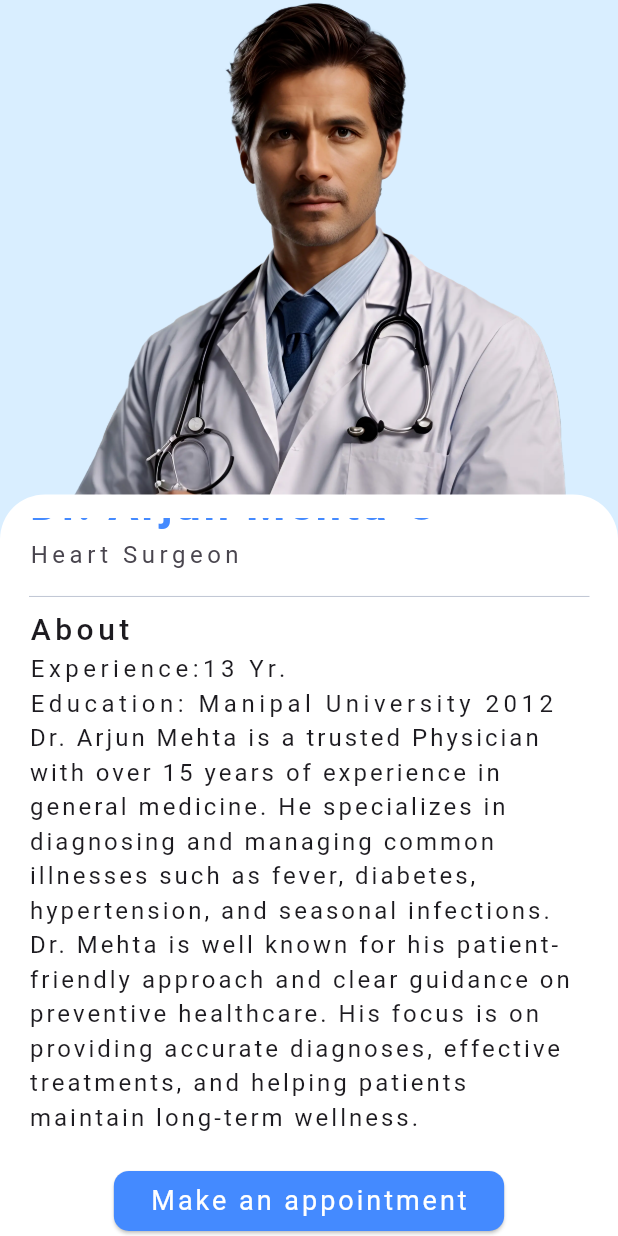
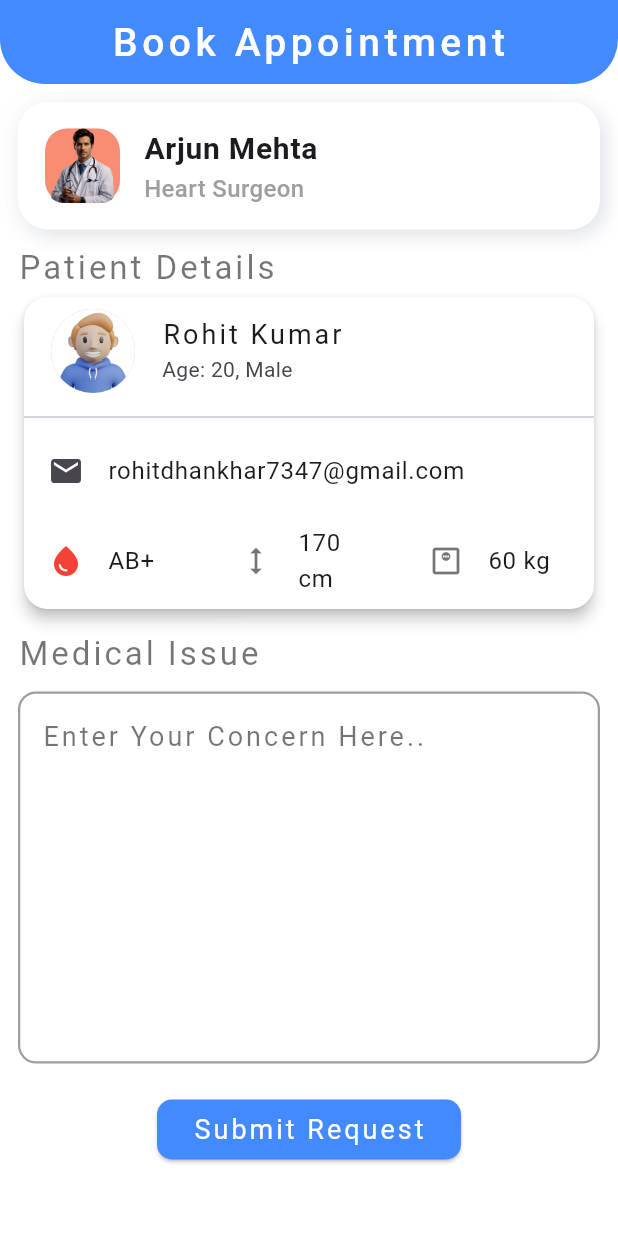
Before and after one commit to rohit070805/med_chat, a Flutter app: the Doctordetailspage screen opened directly, scrolled down 40 dp, after a tap on "Make an appointment", on a phone screen of 412 x 824 dp. Run offline on Flutter 3.47's test engine with Material 3 defaults, Android fonts, the light colour scheme and no system bars; our stand-ins replace curved_navigation_bar, dash_chat_2, image_picker, lottie.

Commit message:
Added book appointment page

```diff
--- /dev/null
+++ b/lib/screens/AskForAppointment.dart
@@ -0,0 +1,220 @@
+import 'package:flutter/material.dart';
+import 'package:med_chat/utils/components.dart';
+
+import '../utils/colors.dart';
+class Askforappointment extends StatefulWidget {
+  const Askforappointment({super.key});
+
+  @override
+  State<Askforappointment> createState() => _AskforappointmentState();
+}
+
+class _AskforappointmentState extends State<Askforappointment> {
+  final TextEditingController Issuecontroller = TextEditingController();
+  @override
+  Widget build(BuildContext context) {
+    return Scaffold(
+      backgroundColor: Colors.white,
+      appBar:  AppBar(
+
+        centerTitle: true,
+
+        titleTextStyle:TextStyle(letterSpacing: 3),
+        automaticallyImplyLeading: false,
+        backgroundColor:AppColors.appColor,
+        shape:const RoundedRectangleBorder(
+            borderRadius: BorderRadius.vertical(bottom:Radius.circular(30) )
+        ),
+        title: Text("Book Appointment",style: TextStyle(color: Colors.white,fontSize: 26,fontWeight: FontWeight.w500),),
+      ),
+      body:
+      SingleChildScrollView(
+        child: Padding(
+          padding: const EdgeInsets.all(12.0),
+          child: Column(
+            crossAxisAlignment: CrossAxisAlignment.start,
+            children: [
+          Container(
+
+
+            decoration: BoxDecoration(
+              color: Colors.white,
+              borderRadius: BorderRadius.all(Radius.circular(20)),
+              boxShadow: <BoxShadow>[
+                BoxShadow(
+                  offset: Offset(4, 4),
+                  blurRadius: 10,
+                  color: AppColors.grey.withOpacity(.4),
+                ),
+                BoxShadow(
+                  offset: Offset(-3, 0),
+                  blurRadius: 15,
+                  color: AppColors.grey.withOpacity(.1),
+                )
+              ],
+            ),
+            child: Container(
+              padding: EdgeInsets.symmetric(horizontal: 18, vertical: 8),
+              child: ListTile(
+
+                contentPadding: EdgeInsets.all(0),
+                leading: ClipRRect(
+                  borderRadius: BorderRadius.all(Radius.circular(13)),
+                  child: Container(
+                    height: 50,
+                    width: 50,
+                    decoration: BoxDecoration(
+                      borderRadius: BorderRadius.circular(15),
+                      color: Components().randomColor(),
+                    ),
+                    child: Image.asset(
+                      "assets/images/doctor.png",
+                      height: 100,
+                      width: 100,
+                      fit: BoxFit.contain,
+                    ),
+                  ),
+                ),
+                title: Text("Arjun Mehta", style: TextStyle(fontSize: 20,fontWeight: FontWeight.w600)),
+                subtitle: Text(
+                  "Heart Surgeon",
+                  style: TextStyle(color: Colors.grey,fontWeight: FontWeight.w500,fontSize: 16),
+                ),
+
+              ),
+            )
+              ) ,
+            SizedBox(height: 10,),
+            Text("Patient Details",style: TextStyle(fontSize: 22,color: Colors.black54,letterSpacing: 2),),
+              Card(
+                color: Colors.white,
+                shape: RoundedRectangleBorder(
+                  borderRadius: BorderRadius.circular(16),
+                ),
+                elevation: 4,
+                child: Column(
+                  children: [
+                    ListTile(
+                      leading:   CircleAvatar(
+                          radius: 30,
+                          backgroundColor: Colors.grey ,
+                          child: CircleAvatar(
+                            radius: 29,
+                            backgroundImage: AssetImage('assets/images/person.png'),
+                            backgroundColor: Colors.grey.shade200,
+                          )
+                      ),
+                      title: Text("Rohit Kumar",style: TextStyle(fontSize: 18,letterSpacing: 2,fontWeight: FontWeight.w400),),
+                      subtitle: Text("Age: 20, Male"),
+                    ),
+                    Divider(),
+                    ListTile(
+                      leading: Icon(Icons.email),
+                      title: Text("rohitdhankhar7347@gmail.com"),
+                    ),
+                    Row(
+
+                      children: [
+                        Expanded(
+                          flex: 1,
+                          child: ListTile(
+                            leading: Icon(Icons.water_drop,color: Colors.red,),
+                            title: Text("AB+"),
+                          ),
+                        ),
+                        Expanded(
+                          flex: 1,
+                          child: ListTile(
+                            leading: Icon(Icons.height,color: Colors.black54,),
+                            title: Text("170 cm"),
+                          ),
+                        ),
+                        Expanded(
+                          flex: 1,
+                          child: ListTile(
+                            leading: Icon(Icons.monitor_weight_outlined,color: Colors.black54,),
+                            title: Text("60 kg"),
+                          ),
+                        ),
+                      ],
+                    ),
+
+
+                  ],
+                ),
+              ),
+              SizedBox(height: 10,),
+              Text("Medical Issue",style: TextStyle(fontSize: 22,color: Colors.black54,letterSpacing: 2),),
+              SizedBox(
+                height: 10,
+              ),
+          TextField(
+          style: TextStyle(fontSize: 18),
+          controller: Issuecontroller,
+          maxLines: 8,
+          decoration: InputDecoration(
+            alignLabelWithHint: true,
+            border: OutlineInputBorder(
+                borderRadius: BorderRadius.circular(12),
+                borderSide: BorderSide(
+                    color: Colors.grey,
+                    width: 1.5
+                )
+            ),
+            enabledBorder: OutlineInputBorder(
+                borderRadius: BorderRadius.circular(12),
+                borderSide: BorderSide(
+                    color: Colors.grey,
+                    width: 1.5
+                )
+            ),
+            focusedBorder: OutlineInputBorder(
+                borderRadius: BorderRadius.circular(12),
+                borderSide: BorderSide(
+                    color: Colors.grey,
+                    width: 1.5
+                )
+            ),
+           hintText: "Enter Your Concern Here..",
+            hintStyle: TextStyle(fontSize: 18,color: Colors.black54,letterSpacing: 2)
+
+
+
+
+
+              ),
+
+
+
+
+
+
+          ),
+          SizedBox(height: 20,),
+              Center(
+                child: ElevatedButton(
+                  style: ElevatedButton.styleFrom(
+
+                      shape: RoundedRectangleBorder(
+                          borderRadius: BorderRadius.circular(10)),
+                      backgroundColor: AppColors.appColor
+                  ),
+                  onPressed: () {
+                    Navigator.push(context, MaterialPageRoute(builder: (context)=>Askforappointment()));
+                  },
+                  child: Text(
+                    "Submit Request",
+                    style: TextStyle(color: Colors.white,letterSpacing: 2,fontWeight: FontWeight.w400,fontSize: 18),
+                  ),
+                ),
+              )
+
+
+
+            ],
+          ),
+        ),
+      ),
+    );
+  }
+}
--- a/lib/screens/DoctorDetailsPage.dart
+++ b/lib/screens/DoctorDetailsPage.dart
@@ -1,4 +1,5 @@
 import 'package:flutter/material.dart';
+import 'package:med_chat/screens/AskForAppointment.dart';
 import 'package:med_chat/utils/colors.dart';
 class Doctordetailspage extends StatefulWidget {
   const Doctordetailspage({super.key});
@@ -107,7 +108,7 @@ class _DoctordetailspageState extends State<Doctordetailspage> {
                               backgroundColor: AppColors.appColor
                                                   ),
                              onPressed: () {
-
+                                Navigator.push(context, MaterialPageRoute(builder: (context)=>Askforappointment()));
                              },
                              child: Text(
                                "Make an appointment",
```
